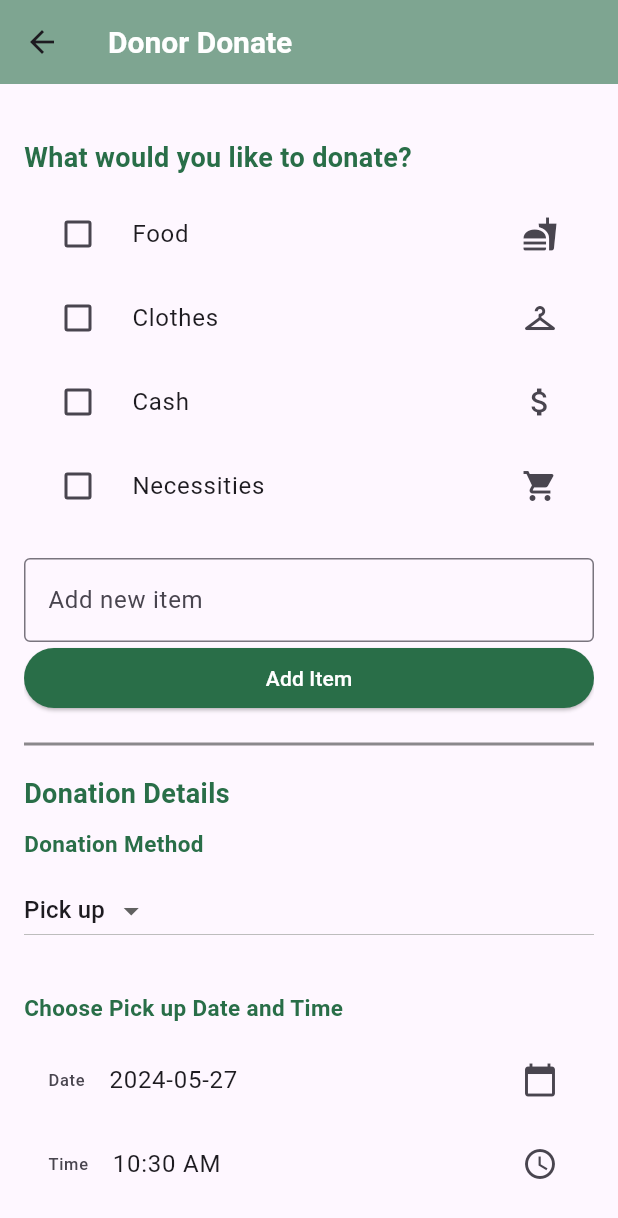
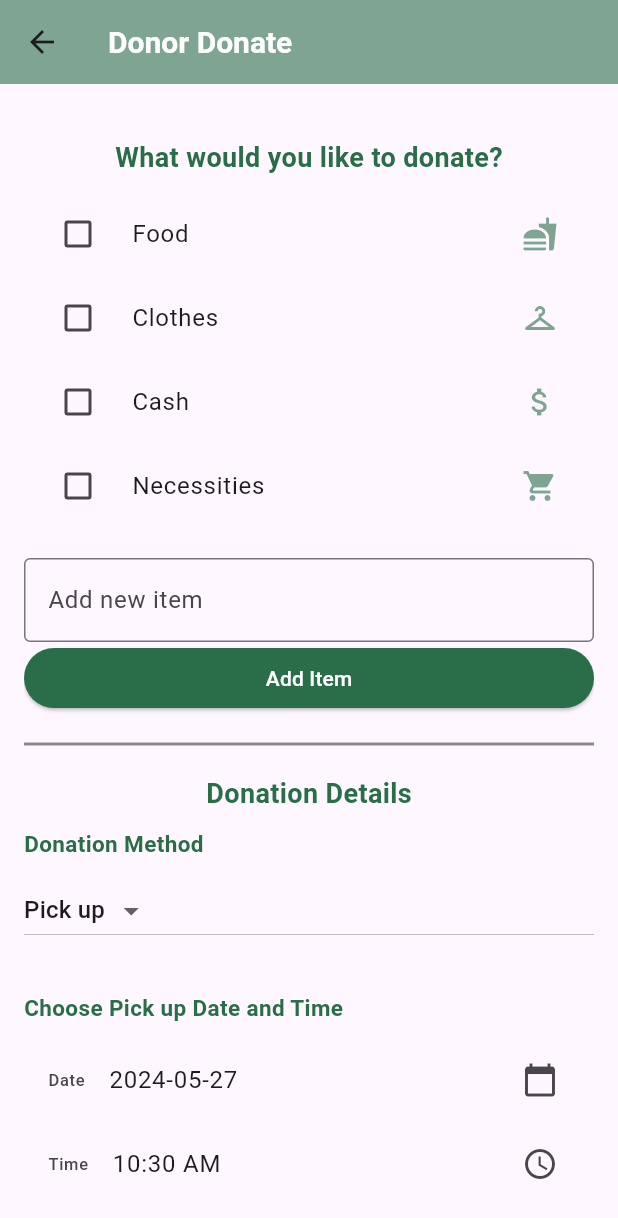
Before and after one commit to ICS-CMSC-23/project-Vivekjeet, a Flutter app: the DonorDonate screen opened by its route, on a phone screen of 412 x 824 dp. Shown: the top 1218 px of the screen. Run offline on Flutter 3.47's test engine with Material 3 defaults, Android fonts, the phone set to English and light mode, and no system bars; our stand-ins replace cloud_firestore, email_validator, firebase_auth, firebase_core, google_nav_bar, page_transition and 1 more; accounts and stored records are empty.

Commit message:
ui: fixed layout

```diff
--- a/project/lib/screens/donor/donor_donate.dart
+++ b/project/lib/screens/donor/donor_donate.dart
@@ -1,3 +1,5 @@
+// ignore_for_file: prefer_const_constructors, sort_child_properties_last
+
 import 'package:flutter/material.dart';
 import 'package:intl/intl.dart';
 import '../constants.dart';
@@ -5,11 +7,14 @@ import 'package:project/providers/donation_provider.dart';
 import 'package:provider/provider.dart';
 import 'package:project/models/donation_model.dart';
 import 'package:project/models/user_model.dart';
+import 'package:qr_flutter/qr_flutter.dart';
+
 
 class Constants {
   // Primary color
   static var primaryColor = const Color(0xff296e48);
   static var blackColor = Colors.black54;
+  static var iconColor = primaryColor.withOpacity(0.6);
 }
 
 class DonorDonate extends StatefulWidget {
@@ -23,10 +28,10 @@ class _DonorDonateState extends State<DonorDonate> {
   final _formKey = GlobalKey<FormState>();
 
   final Map<String, Icon> _checkboxItems = {
-    'Food': Icon(Icons.fastfood),
-    'Clothes': Icon(Icons.checkroom),
-    'Cash': Icon(Icons.attach_money),
-    'Necessities': Icon(Icons.shopping_cart),
+    'Food': Icon(Icons.fastfood, color: Constants.iconColor),
+    'Clothes': Icon(Icons.checkroom, color: Constants.iconColor),
+    'Cash': Icon(Icons.attach_money, color: Constants.iconColor),
+    'Necessities': Icon(Icons.shopping_cart, color: Constants.iconColor),
   };
 
   final Map<String, bool> _checkboxValues = {
@@ -38,11 +43,13 @@ class _DonorDonateState extends State<DonorDonate> {
 
   List<String> _additionalItems = [];
   String _donationMethod = 'Pick up';
+  bool _isPickup = true;
   String _weightUnit = 'lb';
   DateTime _selectedDate = DateTime.now();
   TimeOfDay _selectedTime = TimeOfDay.now();
   TextEditingController _contactController = TextEditingController();
   TextEditingController _weightController = TextEditingController();
+
   List<String> _addresses = ['Address 1', 'Address 2', 'Address 3'];
   String _selectedAddress = 'Address 1';
   final TextEditingController _textController = TextEditingController();
@@ -51,8 +58,8 @@ class _DonorDonateState extends State<DonorDonate> {
   Widget build(BuildContext context) {
     return Scaffold(
       appBar: AppBar(
-        backgroundColor: Constants.primaryColor.withOpacity(0.6),
-        title: Text('Donor Donate',
+        backgroundColor: Constants.iconColor,
+        title: const Text('Donor Donate',
             style: TextStyle(
                 color: Colors.white,
                 fontSize: 20,
@@ -65,12 +72,14 @@ class _DonorDonateState extends State<DonorDonate> {
           child: ListView(
             children: [
               SizedBox(height: 20),
-              Text(
+              Center(
+                child: Text(
                   'What would you like to donate?',
                   style: TextStyle(
                       fontSize: 18,
                       fontWeight: FontWeight.bold,
                       color: Constants.primaryColor),
+                ),
               ),
               SizedBox(height: 10),
               ..._buildCheckboxes(),
@@ -86,12 +95,14 @@ class _DonorDonateState extends State<DonorDonate> {
                     20.0, // Adjust the height between the text and the divider
               ),
               SizedBox(height: 10),
-              Text(
+              Center(
+                child: Text(
                   'Donation Details',
                   style: TextStyle(
                       fontSize: 18,
                       fontWeight: FontWeight.bold,
                       color: Constants.primaryColor),
+                ),
               ),
               SizedBox(height: 10),
               Text(
@@ -135,6 +146,8 @@ class _DonorDonateState extends State<DonorDonate> {
                 height:
                     20.0, // Adjust the height between the text and the divider
               ),
+              Visibility(
+                  child: Column(children: [
                     SizedBox(height: 10),
                     Text(
                       'Contact Information',
@@ -147,6 +160,8 @@ class _DonorDonateState extends State<DonorDonate> {
                     _buildContactNumberField(),
                     SizedBox(height: 10),
                     _buildAddressDropdown(),
+                  ]),
+                  visible: _isPickup),
               SizedBox(height: 30),
               _buildButtons(context),
             ],
@@ -188,7 +203,8 @@ class _DonorDonateState extends State<DonorDonate> {
   void _addItem(String value) {
     setState(() {
       if (!_checkboxItems.containsKey(value)) {
-        _checkboxItems[value] = Icon(Icons.more_horiz);
+        _checkboxItems[value] =
+            Icon(Icons.more_horiz, color: Constants.iconColor);
         _checkboxValues[value] = false;
         _additionalItems.add(value);
         _textController.clear();
@@ -214,6 +230,11 @@ class _DonorDonateState extends State<DonorDonate> {
       onChanged: (String? newValue) {
         setState(() {
           _donationMethod = newValue!;
+          if (_donationMethod == 'Pick up') {
+            _isPickup = true;
+          } else {
+            _isPickup = false;
+          }
         });
       },
       items: <String>['Pick up', 'Drop off'].map((String value) {
@@ -287,24 +308,50 @@ class _DonorDonateState extends State<DonorDonate> {
     );
   }
 
+  double _currentWeight = 0.0;
+
   Widget _buildWeightField() {
-    return TextFormField(
-      controller: _weightController,
-      decoration: InputDecoration(
-        labelText: 'Weight of Donations',
-        border: OutlineInputBorder(),
+    return Column(
+      crossAxisAlignment: CrossAxisAlignment.start,
+      children: [
+        Text(
+          'Weight of Donations: ${_currentWeight.toStringAsFixed(1)} kg',
+          style: TextStyle(fontSize: 16),
         ),
-      keyboardType: TextInputType.number,
-      validator: (value) {
-        if (value!.isEmpty) {
-          return 'Please enter the weight of donations';
+        Slider(
+          value: _currentWeight,
+          onChanged: (newValue) {
+            setState(() {
+              _currentWeight = newValue;
+            });
+          },
+          min: 0.0,
+          max: 100.0,
+          divisions: 100,
+          label: _currentWeight.toStringAsFixed(1),
+        ),
+        if (_weightValidationMessage != null)
+          Padding(
+            padding: const EdgeInsets.only(top: 8.0),
+            child: Text(
+              _weightValidationMessage!,
+              style: TextStyle(color: Colors.red),
+            ),
+          ),
+      ],
+    );
   }
-        if (double.tryParse(value) == null) {
-          return 'Please enter a valid number';
+
+  String? _weightValidationMessage;
+
+  void _validateWeight() {
+    setState(() {
+      if (_currentWeight <= 0.0) {
+        _weightValidationMessage = 'Please enter a weight greater than zero';
+      } else {
+        _weightValidationMessage = null;
       }
-        return null;
-      },
-    );
+    });
   }
 
   Widget _buildContactNumberField() {
```
Lines whose indentation alone changed are shown as unchanged.
